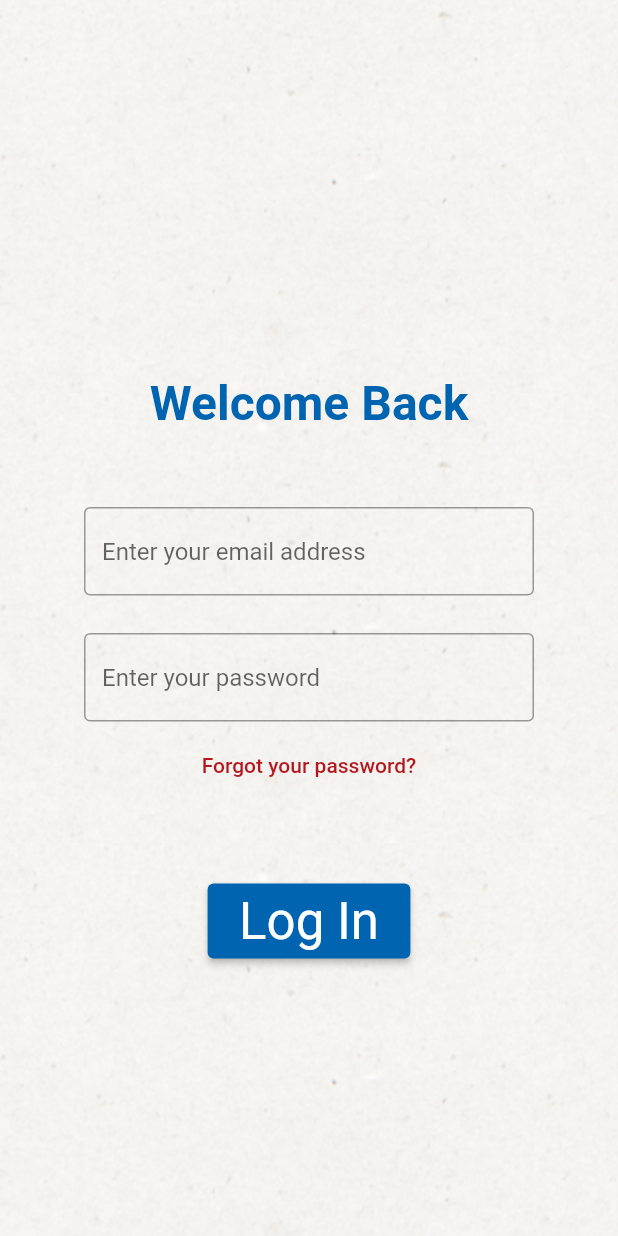
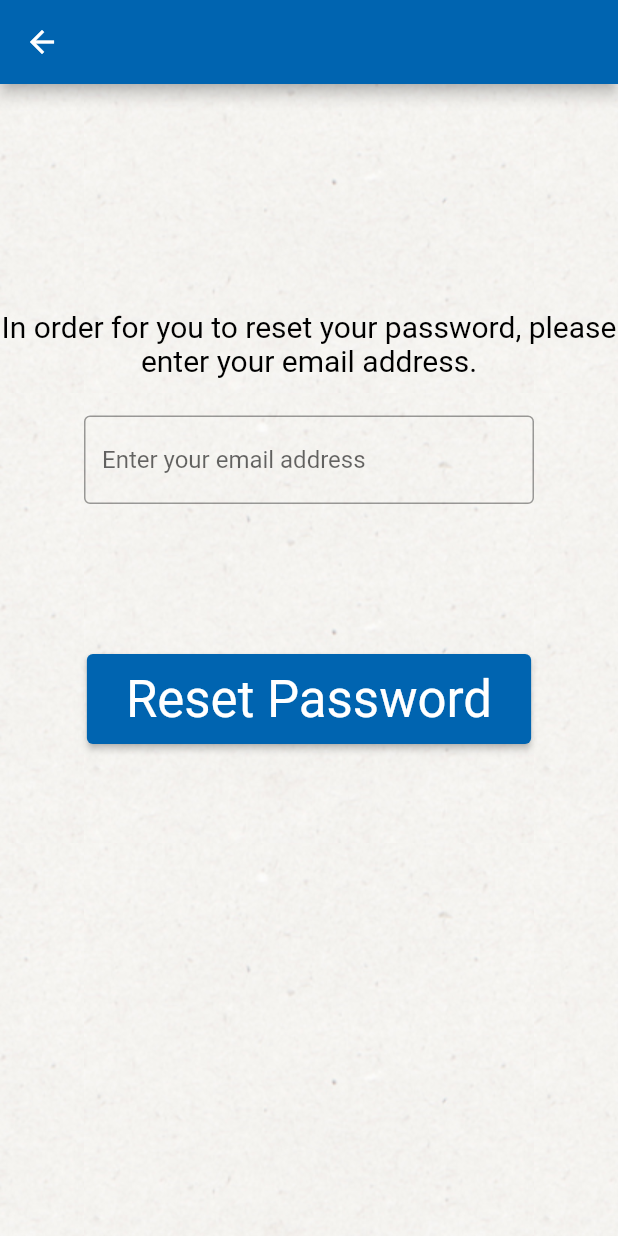
Before and after one commit to coriallb890/flying_burger, a Flutter app: the LogInScreen screen opened directly, after a tap on "Forgot your password?", on a phone screen of 412 x 824 dp. Run offline on Flutter 3.47's test engine with Material 2 defaults, Android fonts, the phone set to English and light mode, and no system bars.

Commit message:
Added ForgotPassword and ResetPassword page. Added a transition page. Navigation between pages will later change.

```diff
--- /dev/null
+++ b/lib/forgot-password.dart
@@ -0,0 +1,56 @@
+import 'package:flutter/material.dart';
+import 'package:flying_burger/confirm-reset.dart';
+import 'package:flying_burger/constants.dart';
+
+class ForgotPassword extends StatelessWidget {
+  const ForgotPassword({super.key});
+
+  @override
+
+  Widget build(BuildContext context) {
+    var theme = Theme.of(context);
+    var style = theme.textTheme.headlineMedium!.copyWith(color: Colors.white);
+    return Container (
+        constraints: const BoxConstraints.expand(),
+        decoration: const BoxDecoration (
+            image: DecorationImage (
+                image: AssetImage ("assets/images/bgBody.jpg"),
+                repeat: ImageRepeat.repeat)),
+    child: Scaffold (
+        backgroundColor: Colors.transparent,
+        appBar: AppBar(
+          backgroundColor: bluePrimaryColor,
+        ),
+        body: Center (
+          child: Column (
+            children: <Widget>[
+              const SizedBox(height: 150),
+              const Text("In order for you to reset your password, please enter your email address.",
+                style: TextStyle(fontSize: 20, color: Colors.black),
+                textAlign: TextAlign.center,
+              ),
+              const SizedBox(height:25),
+              const SizedBox(width: 300, child: TextField(
+                decoration: InputDecoration(
+                  border: OutlineInputBorder(),
+                  hintText: 'Enter your email address',
+                ),
+              )),
+              const SizedBox(height: 100),
+              ElevatedButton(
+                  onPressed: (){
+                    Navigator.push(context, MaterialPageRoute(builder: (context)=> const ConfirmReset()));
+                  },
+                  style: ElevatedButton.styleFrom(
+                      backgroundColor: bluePrimaryColor),
+                  child: Padding(
+                      padding: const EdgeInsets.all(10),
+                      child: Text('Reset Password', style: style)
+                  )
+              ),
+            ]
+          )
+        )
+    ));
+  }
+}
```
Also changed, not shown: lib/confirm-reset.dart (added, +48 -0 lines), lib/login-screen.dart (+5 -3 lines), lib/reset-password.dart (added, +67 -0 lines).
